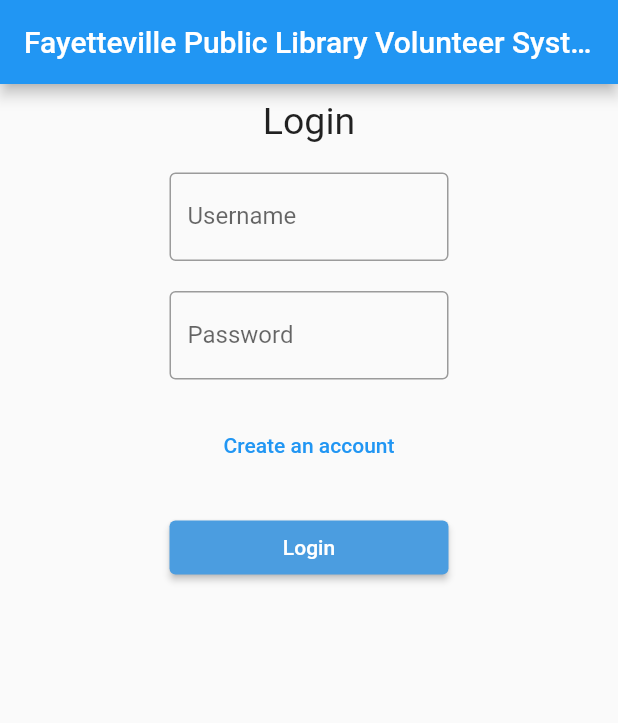
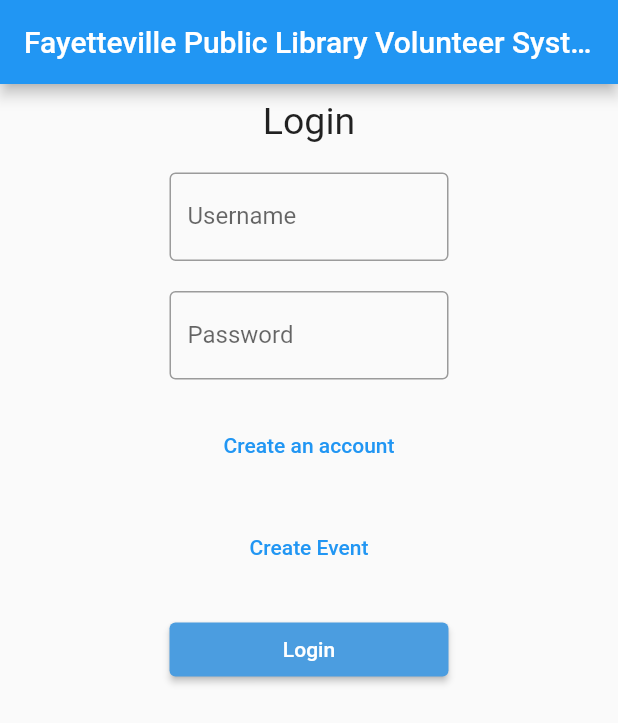
Before and after one commit to blithal/Volunteer-Time-Tracking, a Flutter app: the screen it shows after launch, on a phone screen of 412 x 824 dp. Shown: the top 723 px of the screen. Run offline on Flutter 3.47's test engine with Material 2 defaults, Android fonts, the phone set to English and light mode, and no system bars; key blocks and very long unbroken strings in the code were emptied for the run.

Commit message:
create event page, edited files are everything under 'event' files, main.dart, and api.dart

```diff
--- /dev/null
+++ b/lib/eventInfo.dart
@@ -0,0 +1,39 @@
+import 'dart:convert';
+
+List<Event> userFromJson(String str) =>
+    List<Event>.from(json.decode(str).map((x) => Event.fromJson(x)));
+
+String eventToJson(List<Event> data) =>
+    json.encode(List<dynamic>.from(data.map((x) => x.toJson())));
+
+class Event {
+  Event({
+    required this.name,
+    required this.description,
+    required this.startDate,
+    required this.startTime,
+    required this.completed,
+  });
+
+  String name;
+  bool description;
+  bool startDate;
+  String startTime;
+  String completed;
+
+  factory Event.fromJson(Map<String, dynamic> json) => Event(
+        name: json["name"],
+        description: json["description"],
+        startDate: json["startDate"],
+        startTime: json["startTime"],
+        completed: json["completed"],
+      );
+
+  Map<String, dynamic> toJson() => {
+        "name": name,
+        "description": description,
+        "startDate": startDate,
+        "startTime": startTime,
+        "completed": completed,
+      };
+}
--- a/lib/main.dart
+++ b/lib/main.dart
@@ -2,6 +2,7 @@
 import 'package:volunteer_time_tracking/SignUp.dart';
 import 'package:volunteer_time_tracking/user_account.dart';
 import 'package:volunteer_time_tracking/test.dart';
+import 'package:volunteer_time_tracking/Event.dart';
 
 void main() {
   runApp(const MyApp());
@@ -133,6 +134,35 @@
             Container(
                 padding: const EdgeInsets.all(10),
                 width: displayWidth(context) * .5,
+                child: TextButton(
+                    style: ButtonStyle(
+                      foregroundColor:
+                          MaterialStateProperty.all<Color>(Colors.blue),
+                      overlayColor: MaterialStateProperty.resolveWith<Color?>(
+                        (Set<MaterialState> states) {
+                          if (states.contains(MaterialState.hovered)) {
+                            return Colors.blue.withOpacity(0.04);
+                          }
+
+                          if (states.contains(MaterialState.focused) ||
+                              states.contains(MaterialState.pressed)) {
+                            return Colors.blue.withOpacity(0.12);
+                          }
+
+                          return null; // Defer to the widget's default.
+                        },
+                      ),
+                    ),
+                    onPressed: () {
+                      Navigator.push(
+                        context,
+                        MaterialPageRoute(builder: (context) => const Event()),
+                      );
+                    },
+                    child: const Text('Create Event'))),
+            Container(
+                padding: const EdgeInsets.all(10),
+                width: displayWidth(context) * .5,
                 child: ElevatedButton(
                     style: ButtonStyle(
                       backgroundColor: MaterialStateProperty.all<Color>(
--- /dev/null
+++ b/lib/models/event.dart
@@ -0,0 +1,31 @@
+import 'dart:convert';
+
+List<Event> eventFromJson(String str) =>
+    List<Event>.from(json.decode(str).map((x) => Event.fromJson(x)));
+
+String eventToJson(List<Event> data) =>
+    json.encode(List<dynamic>.from(data.map((x) => x.toJson())));
+
+class Event {
+  Event({
+    required this.name,
+    required this.description,
+    required this.startDate,
+  });
+
+  String name;
+  bool description;
+  bool startDate;
+
+  factory Event.fromJson(Map<String, dynamic> json) => Event(
+        name: json["name"],
+        description: json["description"],
+        startDate: json["startDate"],
+      );
+
+  Map<String, dynamic> toJson() => {
+        "name": name,
+        "description": description,
+        "startDate": startDate,
+      };
+}
```
Also changed, not shown: lib/Event.dart (added, +106 -0 lines).
